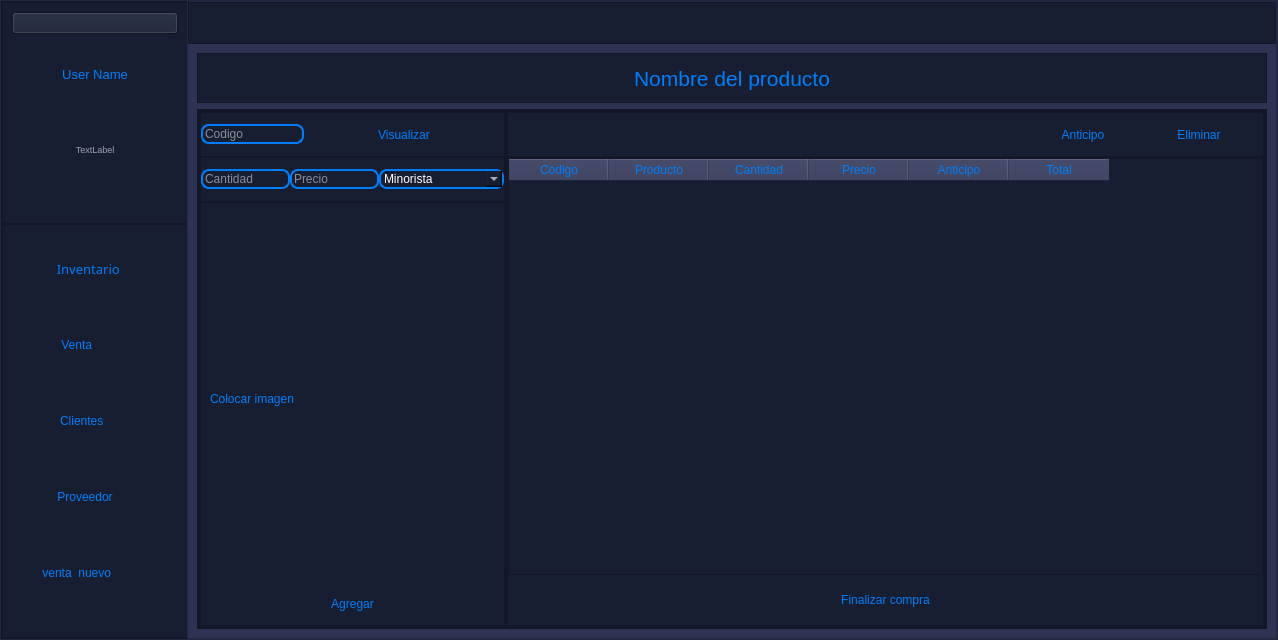
The window that View/nuevo_menu.ui (DanielSajvin/Proyecto_basedatos) describes before a commit, drawn with Qt 5.
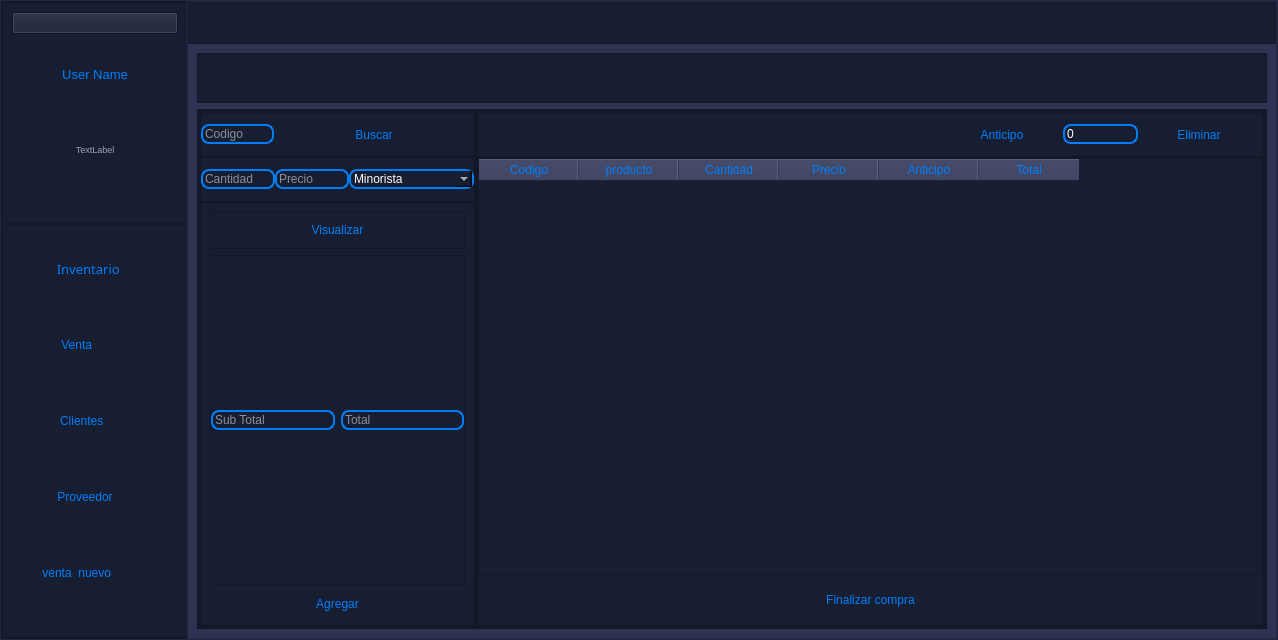
The same window after the commit. The open tabs and pages were chosen to show the change. Icons and pictures are not drawn.

Commit message: nueva interfaz

The edit to the form file:
```diff
--- a/View/nuevo_menu.ui
+++ b/View/nuevo_menu.ui
@@ -1461,8 +1461,11 @@
                      <pointsize>16</pointsize>
                     </font>
                    </property>
+                   <property name="styleSheet">
+                    <string notr="true"/>
+                   </property>
                    <property name="text">
-                    <string>Nombre del producto</string>
+                    <string/>
                    </property>
                    <property name="alignment">
                     <set>Qt::AlignCenter</set>
@@ -1648,7 +1651,7 @@
                              </size>
                             </property>
                             <property name="text">
-                             <string>  Visualizar  </string>
+                             <string>Buscar</string>
                             </property>
                            </widget>
                           </item>
@@ -1757,14 +1760,91 @@
                          </property>
                          <layout class="QVBoxLayout" name="verticalLayout_13">
                           <item>
-                           <widget class="QLabel" name="label_12">
-                            <property name="text">
-                             <string>Colocar imagen </string>
+                           <widget class="QFrame" name="frame_19">
+                            <property name="minimumSize">
+                             <size>
+                              <width>0</width>
+                              <height>20</height>
+                             </size>
                             </property>
+                            <property name="frameShape">
+                             <enum>QFrame::StyledPanel</enum>
+                            </property>
+                            <property name="frameShadow">
+                             <enum>QFrame::Raised</enum>
+                            </property>
+                            <layout class="QHBoxLayout" name="horizontalLayout_10">
+                             <property name="spacing">
+                              <number>0</number>
+                             </property>
+                             <property name="leftMargin">
+                              <number>0</number>
+                             </property>
+                             <property name="topMargin">
+                              <number>0</number>
+                             </property>
+                             <property name="rightMargin">
+                              <number>0</number>
+                             </property>
+                             <property name="bottomMargin">
+                              <number>0</number>
+                             </property>
+                             <item>
+                              <widget class="QPushButton" name="btn_visualizar_venta">
+                               <property name="text">
+                                <string>Visualizar</string>
+                               </property>
+                              </widget>
+                             </item>
+                            </layout>
                            </widget>
                           </item>
                           <item>
-                           <widget class="QPushButton" name="pushButton_3">
+                           <widget class="QFrame" name="frame_18">
+                            <property name="minimumSize">
+                             <size>
+                              <width>0</width>
+                              <height>330</height>
+                             </size>
+                            </property>
+                            <property name="frameShape">
+                             <enum>QFrame::StyledPanel</enum>
+                            </property>
+                            <property name="frameShadow">
+                             <enum>QFrame::Raised</enum>
+                            </property>
+                            <layout class="QHBoxLayout" name="horizontalLayout_9">
+                             <property name="leftMargin">
+                              <number>0</number>
+                             </property>
+                             <property name="topMargin">
+                              <number>0</number>
+                             </property>
+                             <property name="rightMargin">
+                              <number>0</number>
+                             </property>
+                             <property name="bottomMargin">
+                              <number>0</number>
+                             </property>
+                             <item>
+                              <widget class="QLineEdit" name="label_sub_total">
+                               <property name="placeholderText">
+                                <string>Sub Total</string>
+                               </property>
+                              </widget>
+                             </item>
+                             <item>
+                              <widget class="QLineEdit" name="label_total">
+                               <property name="placeholderText">
+                                <string>Total</string>
+                               </property>
+                              </widget>
+                             </item>
+                            </layout>
+                           </widget>
+                          </item>
+                          <item>
+                           <widget class="QPushButton" name="btn_agregar_venta">
                             <property name="minimumSize">
                              <size>
                               <width>0</width>
@@ -1881,6 +1961,16 @@
                             </property>
                            </widget>
                           </item>
+                          <item>
+                           <widget class="QLineEdit" name="lnx_anticipo">
+                            <property name="text">
+                             <string>0</string>
+                            </property>
+                            <property name="placeholderText">
+                             <string>Anticipo</string>
+                            </property>
+                           </widget>
+                          </item>
                           <item>
                            <widget class="QPushButton" name="pushButton_6">
                             <property name="minimumSize">
@@ -1969,7 +2059,7 @@
                             </column>
                             <column>
                              <property name="text">
-                              <string>Producto</string>
+                              <string>producto</string>
                              </property>
                             </column>
                             <column>
```
Left out of the diff: 21 changed lines with no effect on the pictures. The commit also changes 2 other files.
